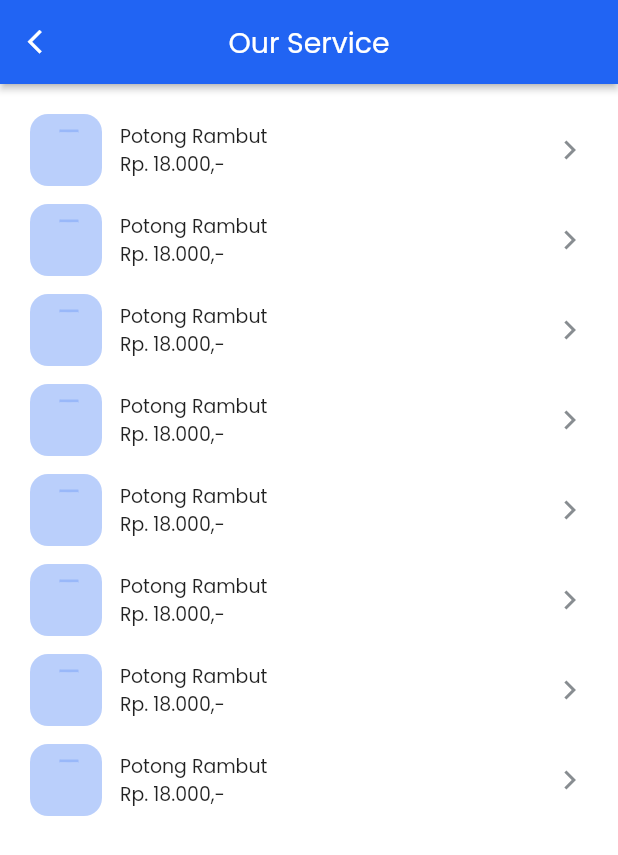
After one commit to ivanismail/barbershop, a Flutter app: the ServiceView screen opened by its route, on a phone screen of 412 x 824 dp. The commit adds this screen. Shown: the top 855 px of the screen. Run offline on Flutter 3.47's test engine with Material 2 defaults, Android fonts, the phone set to English and light mode, and no system bars; our stand-ins replace cached_network_image, double_back_to_close_app, flutter_svg, get, google_fonts, image_picker and 1 more; network calls fail; project files that could hold a hidden picture were left out.

Commit message:
add: service

```diff
--- a/lib/app/modules/home/views/home_view.dart
+++ b/lib/app/modules/home/views/home_view.dart
@@ -1,3 +1,4 @@
+import 'package:barbershop/app/routes/app_pages.dart';
 import 'package:barbershop/app/utils/utils.dart';
 import 'package:smooth_page_indicator/smooth_page_indicator.dart';
 
@@ -87,9 +88,12 @@ class _HomeViewState extends State<HomeView> {
                       mainAxisAlignment: MainAxisAlignment.spaceBetween,
                       children: [
                         Text('Our \nService', style: h5n),
-                        Text(
-                          'See All',
-                          style: h5n.copyWith(color: XColor.primary()),
+                        XRipple(
+                          onTap: () => Get.toNamed(Routes.SERVICE),
+                          child: Text(
+                            'See All',
+                            style: h5n.copyWith(color: XColor.primary()),
+                          ),
                         ),
                       ],
                     ),
--- /dev/null
+++ b/lib/app/modules/service/bindings/service_binding.dart
@@ -0,0 +1,12 @@
+import 'package:get/get.dart';
+
+import '../controllers/service_controller.dart';
+
+class ServiceBinding extends Bindings {
+  @override
+  void dependencies() {
+    Get.lazyPut<ServiceController>(
+      () => ServiceController(),
+    );
+  }
+}
--- /dev/null
+++ b/lib/app/modules/service/controllers/service_controller.dart
@@ -0,0 +1,23 @@
+import 'package:get/get.dart';
+
+class ServiceController extends GetxController {
+  //TODO: Implement ServiceController
+
+  final count = 0.obs;
+  @override
+  void onInit() {
+    super.onInit();
+  }
+
+  @override
+  void onReady() {
+    super.onReady();
+  }
+
+  @override
+  void onClose() {
+    super.onClose();
+  }
+
+  void increment() => count.value++;
+}
--- /dev/null
+++ b/lib/app/modules/service/views/service_view.dart
@@ -0,0 +1,102 @@
+import '../../../export.dart';
+import '../../../utils/utils.dart';
+import '../../../widgets/appbar.dart';
+
+class ServiceView extends StatefulWidget {
+  const ServiceView({Key? key}) : super(key: key);
+
+  @override
+  State<ServiceView> createState() => _ServiceViewState();
+}
+
+class _ServiceViewState extends State<ServiceView> {
+  @override
+  Widget build(BuildContext context) {
+    return Scaffold(
+      appBar: XAppBar.normal('Our Service'),
+      body: Container(
+        padding: pageWrapper(),
+        child: Column(
+          children: [
+            Spacing(height: PAGE_WRAPPER),
+            ListService(),
+          ],
+        ),
+      ),
+    );
+  }
+}
+
+class ListService extends StatelessWidget {
+  // final TransactionController controller;
+  // final List<DataTransaction> listService;
+  const ListService({
+    Key? key,
+    // required this.controller,
+    // required this.listService,
+  }) : super(key: key);
+
+  @override
+  Widget build(BuildContext context) {
+    return Container(
+      child: ListView.builder(
+        // itemCount: listService.length,
+        itemCount: 8,
+        padding: EdgeInsets.zero,
+        shrinkWrap: true,
+        primary: true,
+        physics: NeverScrollableScrollPhysics(),
+        itemBuilder: (BuildContext context, int index) {
+          // DataService current = listService[index];
+          return ServiceCard();
+        },
+      ),
+    );
+  }
+}
+
+class ServiceCard extends StatelessWidget {
+  const ServiceCard({Key? key}) : super(key: key);
+
+  @override
+  Widget build(BuildContext context) {
+    return Column(
+      children: [
+        Container(
+          child: Row(
+            mainAxisAlignment: MainAxisAlignment.spaceBetween,
+            children: [
+              Row(
+                children: [
+                  Container(
+                    padding: EdgeInsets.all(8),
+                    width: 48,
+                    height: 48,
+                    decoration: BoxDecoration(
+                      borderRadius: BorderRadius.circular(12),
+                      color: XColor.primaryLight(),
+                    ),
+                    child: SvgPicture.asset(
+                      'assets/beard.svg',
+                      height: 32,
+                    ),
+                  ),
+                  Spacing(width: 12),
+                  Column(
+                    crossAxisAlignment: CrossAxisAlignment.start,
+                    children: [
+                      Text('Potong Rambut'),
+                      Text('Rp. 18.000,-'),
+                    ],
+                  ),
+                ],
+              ),
+              SvgPicture.asset('assets/arrow-right.svg', width: 24)
+            ],
+          ),
+        ),
+        Spacing()
+      ],
+    );
+  }
+}
--- a/lib/app/routes/app_pages.dart
+++ b/lib/app/routes/app_pages.dart
@@ -4,6 +4,8 @@ import '../modules/home/bindings/home_binding.dart';
 import '../modules/home/views/home_view.dart';
 import '../modules/profile/bindings/profile_binding.dart';
 import '../modules/profile/views/profile_view.dart';
+import '../modules/service/bindings/service_binding.dart';
+import '../modules/service/views/service_view.dart';
 import '../modules/wrapper/bindings/wrapper_binding.dart';
 import '../modules/wrapper/views/wrapper_view.dart';
 
@@ -32,5 +34,10 @@ class AppPages {
       page: () => const ProfileView(),
       binding: ProfileBinding(),
     ),
+    GetPage(
+      name: _Paths.SERVICE,
+      page: () => const ServiceView(),
+      binding: ServiceBinding(),
+    ),
   ];
 }
--- a/lib/app/routes/app_routes.dart
+++ b/lib/app/routes/app_routes.dart
@@ -8,6 +8,7 @@ abstract class Routes {
   static const HOME = _Paths.HOME;
   static const WRAPPER = _Paths.WRAPPER;
   static const PROFILE = _Paths.PROFILE;
+  static const SERVICE = _Paths.SERVICE;
 }
 
 abstract class _Paths {
@@ -15,4 +16,5 @@ abstract class _Paths {
   static const HOME = '/home';
   static const WRAPPER = '/wrapper';
   static const PROFILE = '/profile';
+  static const SERVICE = '/service';
 }
--- /dev/null
+++ b/lib/app/widgets/appbar.dart
@@ -0,0 +1,173 @@
+import '../export.dart';
+import '../utils/utils.dart';
+
+class XAppBar {
+  static PreferredSizeWidget normal(
+    String title, {
+    bool showBackButton = true,
+    Widget? leading,
+    List<Widget>? actions,
+    double? elevation,
+    VoidCallback? backButtonTap,
+  }) =>
+      AppBar(
+        centerTitle: true,
+        titleSpacing: showBackButton ? 0 : pageWrapperInt(),
+        elevation: elevation ?? 2,
+        leading: showBackButton
+            ? leading ??
+                IconButton(
+                  icon: Icon(
+                    Icons.arrow_back_ios,
+                    color: XColor.netral1(),
+                    size: h5,
+                  ),
+                  onPressed: backButtonTap ?? () => Get.back(),
+                )
+            : null,
+        title: Text(
+          title,
+          style: TextStyle(
+            color: XColor.netral1(),
+            fontWeight: FontWeight.w400,
+            fontSize: h6,
+          ),
+        ),
+        backgroundColor: XColor.primary(),
+        actions: actions,
+      );
+
+  static PreferredSizeWidget wrapper({
+    String? title,
+    VoidCallback? onTap,
+    bool showBasket = true,
+  }) =>
+      AppBar(
+        titleSpacing: PAGE_WRAPPER,
+        elevation: 1,
+        centerTitle: false,
+        title: Text(
+          title ?? '',
+          style: TextStyle(
+            color: XColor.netral7(),
+            fontWeight: FontWeight.w600,
+            fontSize: h4,
+          ),
+        ),
+        backgroundColor: XColor.netral1(),
+      );
+
+  static PreferredSizeWidget normalTitle(String title, bool? centerTitle,
+          {bool showBackButton = true, Widget? leading}) =>
+      AppBar(
+        titleSpacing: showBackButton ? 0 : pageWrapperInt(),
+        elevation: 2,
+        leading: showBackButton
+            ? leading ??
+                IconButton(
+                  icon: Icon(
+                    Icons.arrow_back_ios_new_sharp,
+                    color: XColor.netral7(),
+                    size: 16,
+                  ),
+                  onPressed: () => Get.back(),
+                )
+            : null,
+        title: Text(
+          title,
+          style: TextStyle(
+            color: XColor.netral7(),
+            fontWeight: FontWeight.w600,
+            fontSize: 16,
+          ),
+        ),
+        backgroundColor: XColor.netral1(),
+        centerTitle: centerTitle,
+      );
+
+  // static AppBar field({
+  //   bool showBackButton = true,
+  //   double? elevation = 2,
+  //   PreferredSizeWidget? bottom,
+  //   required VoidCallback onTapClose,
+  //   required Function(String) onChange,
+  //   required FocusNode focusNode,
+  // }) {
+  //   return AppBar(
+  //     titleSpacing: showBackButton ? 0 : pageWrapperInt(),
+  //     elevation: elevation,
+  //     leading: showBackButton
+  //         ? IconButton(
+  //             icon: Icon(
+  //               Icons.arrow_back_ios_new_sharp,
+  //               color: XColor.netral7(),
+  //               size: 16,
+  //             ),
+  //             onPressed: () => Get.back(),
+  //           )
+  //         : null,
+  //     title: XTextField(
+  //       hintText: 'Ketik untuk melakukan pencarian',
+  //       focusNode: focusNode,
+  //       onChange: onChange,
+  //     ),
+  //     backgroundColor: XColor.netral1(),
+  //     bottom: bottom,
+  //     actions: [
+  //       TextButton(
+  //         style: ButtonStyle(
+  //           shape: MaterialStateProperty.resolveWith(
+  //             (states) => RoundedRectangleBorder(
+  //               borderRadius: BorderRadius.circular(100),
+  //             ),
+  //           ),
+  //           overlayColor: MaterialStateColor.resolveWith(
+  //             (states) => Colors.grey.shade100,
+  //           ),
+  //         ),
+  //         onPressed: onTapClose,
+  //         child: Icon(
+  //           Icons.close,
+  //           color: XColor.primary(),
+  //         ),
+  //       ),
+  //     ],
+  //   );
+  // }
+}
+
+class CLeadingAppbar extends StatelessWidget {
+  final IconData icon;
+  final String? title;
+  final double size;
+  const CLeadingAppbar({
+    Key? key,
+    this.icon = Icons.arrow_back,
+    this.size = 20,
+    this.title,
+  }) : super(key: key);
+
+  @override
+  Widget build(BuildContext context) {
+    return Row(
+      children: [
+        IconButton(
+          icon: Icon(
+            this.icon,
+            color: XColor.netral1(),
+            size: this.size,
+          ),
+          onPressed: () => Get.back(),
+        ),
+        // Spacing(width: 12),
+        Text(
+          this.title != null ? this.title.toString() : '',
+          style: TextStyle(
+            fontSize: h2,
+            color: XColor.netral1(),
+          ),
+        )
+      ],
+    );
+  }
+}
```
